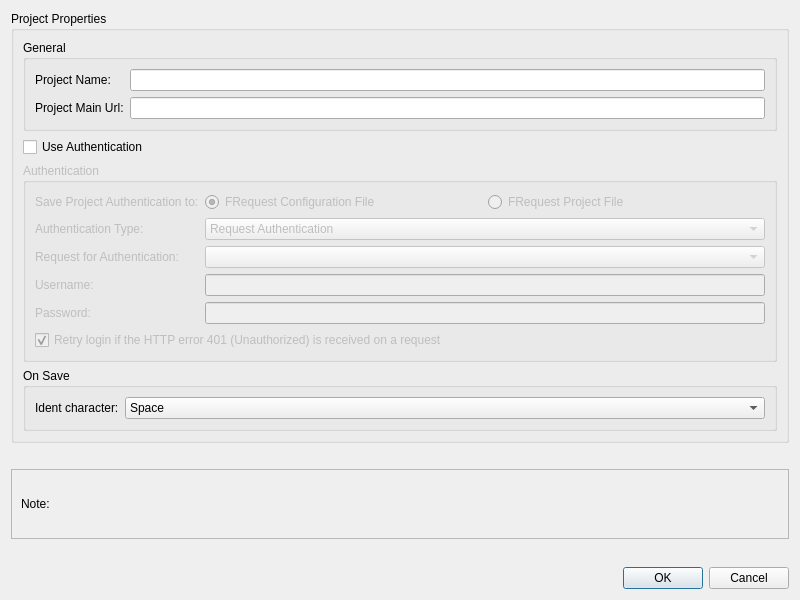
fabiobento512/FRequest, file projectproperties.ui: the form before one commit.
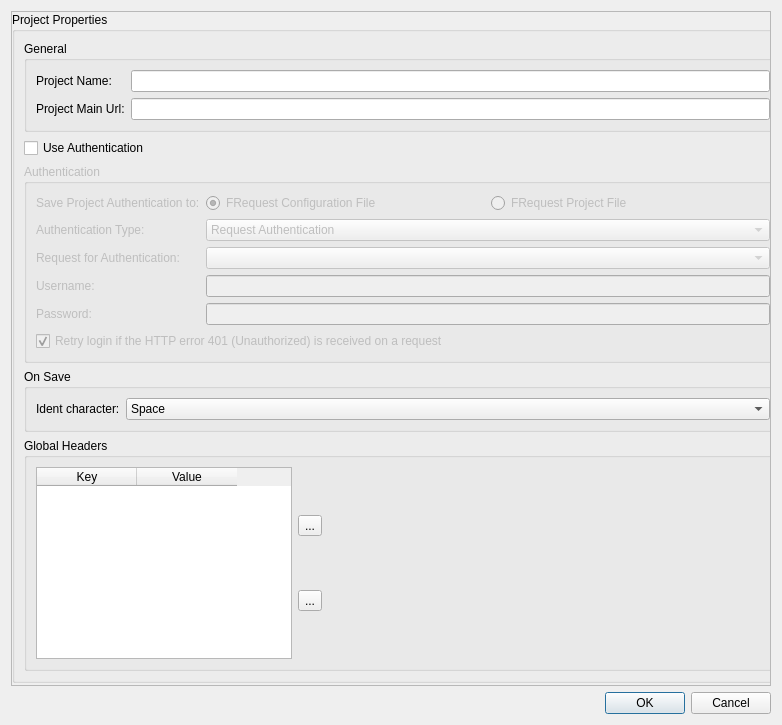
The form after the commit. Icons and pictures are not drawn.

Commit message: Basic global headers

The edit to the form file:
```diff
--- a/projectproperties.ui
+++ b/projectproperties.ui
@@ -6,8 +6,8 @@
    <rect>
     <x>0</x>
     <y>0</y>
-    <width>800</width>
-    <height>600</height>
+    <width>782</width>
+    <height>725</height>
    </rect>
   </property>
   <property name="windowTitle">
@@ -15,7 +15,34 @@
   </property>
   <layout class="QVBoxLayout" name="verticalLayout">
    <item>
+    <widget class="QScrollArea" name="scrollArea">
+     <property name="widgetResizable">
+      <bool>true</bool>
+     </property>
+     <widget class="QWidget" name="scrollAreaWidgetContents">
+      <property name="geometry">
+       <rect>
+        <x>0</x>
+        <y>0</y>
+        <width>762</width>
+        <height>673</height>
+       </rect>
+      </property>
     <widget class="QGroupBox" name="gbProjectProperties">
+       <property name="geometry">
+        <rect>
+         <x>0</x>
+         <y>0</y>
+         <width>782</width>
+         <height>671</height>
+        </rect>
+       </property>
+       <property name="sizePolicy">
+        <sizepolicy hsizetype="Maximum" vsizetype="Maximum">
+         <horstretch>0</horstretch>
+         <verstretch>0</verstretch>
+        </sizepolicy>
+       </property>
      <property name="title">
       <string>Project Properties</string>
      </property>
@@ -206,72 +233,72 @@
         </layout>
        </widget>
       </item>
-     </layout>
-    </widget>
-   </item>
    <item>
-    <spacer name="verticalSpacer_2">
-     <property name="orientation">
-      <enum>Qt::Vertical</enum>
-     </property>
-     <property name="sizeType">
-      <enum>QSizePolicy::Fixed</enum>
-     </property>
-     <property name="sizeHint" stdset="0">
-      <size>
-       <width>20</width>
-       <height>20</height>
-      </size>
-     </property>
-    </spacer>
+         <widget class="QGroupBox" name="gbHeaders">
+          <property name="title">
+           <string>Global Headers</string>
+          </property>
+          <layout class="QFormLayout" name="formLayout_4">
+           <item row="0" column="0">
+            <layout class="QHBoxLayout" name="horizontalLayout_8">
+             <item>
+              <widget class="QTableWidget" name="headerKeyValue">
+               <property name="alternatingRowColors">
+                <bool>true</bool>
+               </property>
+               <column>
+                <property name="text">
+                 <string>Key</string>
+                </property>
+               </column>
+               <column>
+                <property name="text">
+                 <string>Value</string>
+                </property>
+               </column>
+              </widget>
    </item>
    <item>
-    <widget class="QScrollArea" name="saProjectPropertiesNote">
-     <property name="widgetResizable">
-      <bool>true</bool>
-     </property>
-     <widget class="QWidget" name="scrollAreaWidgetContents_2">
-      <property name="geometry">
-       <rect>
-        <x>0</x>
-        <y>0</y>
-        <width>780</width>
-        <height>68</height>
-       </rect>
-      </property>
-      <layout class="QVBoxLayout" name="verticalLayout_3">
+              <layout class="QVBoxLayout" name="verticalLayout_7">
+               <item>
+                <widget class="QToolButton" name="headerKeyValueAdd">
+                 <property name="toolTip">
+                  <string>Add new row</string>
+                 </property>
+                 <property name="text">
+                  <string>...</string>
+                 </property>
+                 <property name="icon">
+                  <iconset resource="Resources/resources.qrc">
+                   <normaloff>:/icons/plus.png</normaloff>:/icons/plus.png</iconset>
+                 </property>
+                </widget>
+               </item>
        <item>
-        <widget class="QLabel" name="lbProjectPropertiesNote">
+                <widget class="QToolButton" name="headerKeyValueRemove">
+                 <property name="toolTip">
+                  <string>Remove selected rows</string>
+                 </property>
          <property name="text">
-          <string>Note:</string>
-         </property>
-         <property name="wordWrap">
-          <bool>true</bool>
-         </property>
-         <property name="textInteractionFlags">
-          <set>Qt::LinksAccessibleByMouse|Qt::TextSelectableByKeyboard|Qt::TextSelectableByMouse</set>
-         </property>
+                  <string>...</string>
+                 </property>
+                 <property name="icon">
+                  <iconset resource="Resources/resources.qrc">
+                   <normaloff>:/icons/minus.png</normaloff>:/icons/minus.png</iconset>
+                 </property>
         </widget>
        </item>
       </layout>
-     </widget>
-    </widget>
-   </item>
-   <item>
-    <spacer name="verticalSpacer">
-     <property name="orientation">
-      <enum>Qt::Vertical</enum>
-     </property>
-     <property name="sizeType">
-      <enum>QSizePolicy::MinimumExpanding</enum>
-     </property>
-     <property name="sizeHint" stdset="0">
-      <size>
-       <width>20</width>
-       <height>20</height>
-      </size>
-     </property>
-    </spacer>
+             </item>
+            </layout>
+           </item>
+          </layout>
+         </widget>
+        </item>
+       </layout>
+      </widget>
+     </widget>
+    </widget>
    </item>
    <item>
     <widget class="QDialogButtonBox" name="buttonBox">
```
Left out of the diff: 4 changed lines with no effect on the pictures. Lines whose indentation alone changed are shown as unchanged. The commit also changes 6 other files.
